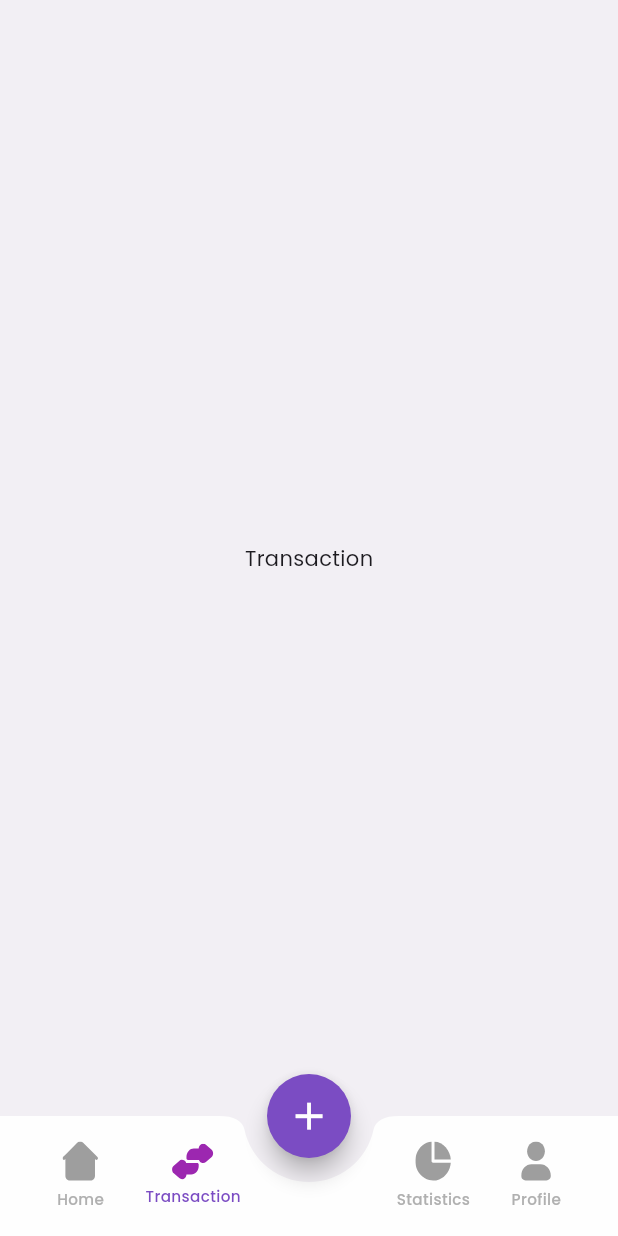
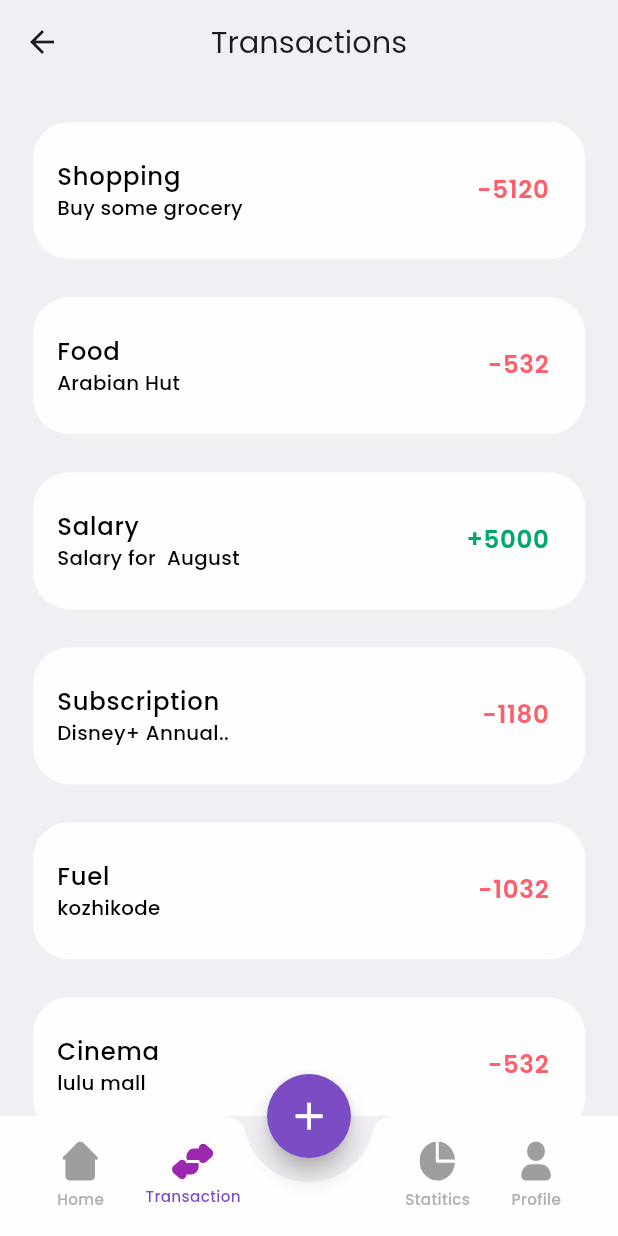
Before and after one commit to ziadmagdy109/walletly, a Flutter app: the MainLayout screen opened by its route, item 2 of the bottom bar chosen, on a phone screen of 412 x 824 dp. Run offline on Flutter 3.47's test engine with Material 3 defaults, Android fonts, the phone set to English and light mode, and no system bars; our stand-ins replace flutter_bloc, flutter_screenutil, flutter_svg, google_fonts, heroicons.

Commit message:
Finish Transactions

```diff
--- a/lib/core/utils/app_constants.dart
+++ b/lib/core/utils/app_constants.dart
@@ -16,6 +16,14 @@ class AppConstants {
   static const String kRecentPrice = "15000";
   static const String kRecentTitle = "Income";
   static const String kRecentTitle2 = "Food";
+  static const String kTransactions = "Transactions";
+  static const String kTextHome = "Home";
+  static const String kTransaction = "Transaction";
+  static const String kStatitics = "Statitics";
+  static const String kProfile = "Profile";
+  static const String kShopping = "Shopping";
+  static const String kBuySomeGrocery = "Buy some grocery";
+  static const String kTransactionPrice = "- 5120";
 
   // Assets
   static const String kImageSplash = "assets/image_onsplash.png";
@@ -24,4 +32,12 @@ class AppConstants {
   static const String kImageIconExpenses = "assets/icon_expenses.svg";
   static const String kImageArrowIncome = "assets/arrow_income.svg";
   static const String kImageArrowExpenses = "assets/arrow_expenses.svg";
+  static const String kIconHome = "assets/home.svg";
+  static const String kImageTransaction = "assets/Transaction.svg";
+  static const String kImageStatitics = "assets/pie chart.svg";
+  static const String kImageProfile = "assets/user.svg";
+  // static const String
+  // static const String
+  // static const String
+  // static const String
 }
--- /dev/null
+++ b/lib/core/utils/app_lists.dart
@@ -0,0 +1,45 @@
+import 'package:flutter/widgets.dart';
+import 'package:walletly/core/utils/app_colors.dart';
+import 'package:walletly/core/utils/app_constants.dart';
+
+class AppLists {
+  static const List<String> titles = [
+    "Shopping",
+    "Food",
+    "Salary",
+    "Subscription",
+    "Fuel",
+    "Cinema",
+  ];
+  static const List<String> subTitles = [
+    "Buy some grocery",
+    "Arabian Hut",
+    "Salary for  August",
+    "Disney+ Annual..",
+    "kozhikode",
+    "lulu mall",
+  ];
+  static const List<String> price = [
+    "-5120",
+    "-532",
+    "+5000",
+    "-1180",
+    "-1032",
+    "-532",
+  ];
+  static const List<Color> colorPrice = [
+    AppColors.myRed,
+    AppColors.myRed,
+    AppColors.myGreen,
+    AppColors.myRed,
+    AppColors.myRed,
+    AppColors.myRed,
+  ];
+  //
+  static const List<String> images = [
+    AppConstants.kImageArrowIncome,
+    AppConstants.kImageArrowExpenses,
+    AppConstants.kImageArrowIncome,
+  ];
+  static const List<String> recentPrice = ["15000", "5400", "670"];
+}
--- a/lib/core/utils/app_text_style.dart
+++ b/lib/core/utils/app_text_style.dart
@@ -14,10 +14,7 @@ class AppTextStyle {
     fontSize: 14.sp,
     fontWeight: FontWeight.w400,
   );
-  static TextStyle font16Weight500 = TextStyle(
-    fontSize: 16.sp,
-    fontWeight: FontWeight.w500,
-  );
+
   static TextStyle font10Weight500 = TextStyle(
     fontSize: 10.sp,
     fontWeight: FontWeight.w500,
@@ -26,6 +23,18 @@ class AppTextStyle {
     fontSize: 12.sp,
     fontWeight: FontWeight.w500,
   );
+  static TextStyle font13Weight500 = TextStyle(
+    fontSize: 13.sp,
+    fontWeight: FontWeight.w500,
+  );
+  static TextStyle font16Weight500 = TextStyle(
+    fontSize: 16.sp,
+    fontWeight: FontWeight.w500,
+  );
+  static TextStyle font16Weight600 = TextStyle(
+    fontSize: 16.sp,
+    fontWeight: FontWeight.w600,
+  );
   static TextStyle font18Weight400 = TextStyle(
     fontSize: 18.sp,
     fontWeight: FontWeight.w400,
@@ -33,6 +42,10 @@ class AppTextStyle {
   static TextStyle font20Weight400 = TextStyle(
     fontSize: 20.sp,
     fontWeight: FontWeight.w400,
+  );
+  static TextStyle font20Weight600 = TextStyle(
+    fontSize: 20.sp,
+    fontWeight: FontWeight.w600,
   );
   static TextStyle font22Weight400 = TextStyle(
     fontSize: 22.sp,
--- a/lib/features/Transaction/presentation/views/transaction_view.dart
+++ b/lib/features/Transaction/presentation/views/transaction_view.dart
@@ -1,10 +1,67 @@
 import 'package:flutter/material.dart';
+import 'package:flutter_screenutil/flutter_screenutil.dart';
+import 'package:walletly/core/utils/app_colors.dart';
+import 'package:walletly/core/utils/app_constants.dart';
+import 'package:walletly/core/utils/app_lists.dart';
+import 'package:walletly/core/utils/app_text_style.dart';
 
 class TransactionView extends StatelessWidget {
-  const TransactionView({super.key});
-
   @override
   Widget build(BuildContext context) {
-    return Center(child: Text("Transaction"));
+    return Scaffold(
+      appBar: AppBar(
+        title: Text(
+          AppConstants.kTransactions,
+          style: AppTextStyle.font20Weight400,
+        ),
+        centerTitle: true,
+      ),
+      body: SingleChildScrollView(
+        child: ListView.builder(
+          shrinkWrap: true,
+          physics: NeverScrollableScrollPhysics(),
+          padding: EdgeInsets.only(top: 25.h),
+          itemCount: AppLists.titles.length,
+          itemBuilder: (context, index) {
+            return Padding(
+              padding: EdgeInsets.only(bottom: 25.h),
+              child: Padding(
+                padding: EdgeInsets.symmetric(horizontal: 20.w),
+                child: Container(
+                  height: 90.h,
+                  width: double.infinity.w,
+                  decoration: BoxDecoration(
+                    color: AppColors.myWhite,
+                    borderRadius: BorderRadius.circular(24.r),
+                  ),
+                  child: Center(
+                    child: ListTile(
+                      title: Text(
+                        AppLists.titles[index],
+                        style: AppTextStyle.font16Weight500.copyWith(
+                          color: AppColors.myBlack,
+                        ),
+                      ),
+                      subtitle: Text(
+                        AppLists.subTitles[index],
+                        style: AppTextStyle.font13Weight500.copyWith(
+                          color: AppColors.myBlack,
+                        ),
+                      ),
+                      trailing: Text(
+                        AppLists.price[index],
+                        style: AppTextStyle.font16Weight600.copyWith(
+                          color: AppLists.colorPrice[index],
+                        ),
+                      ),
+                    ),
+                  ),
+                ),
+              ),
+            );
+          },
+        ),
+      ),
+    );
   }
 }
--- a/lib/features/home/presentation/widgets/expenses.dart
+++ b/lib/features/home/presentation/widgets/expenses.dart
@@ -22,7 +22,7 @@ class Expenses extends StatelessWidget {
           mainAxisAlignment: MainAxisAlignment.center,
           children: [
             SvgPicture.asset(
-              "assets/icon_expenses.svg",
+              AppConstants.kImageIconExpenses,
               height: 48.h,
               width: 48.w,
             ),
--- a/lib/features/home/presentation/widgets/in_come.dart
+++ b/lib/features/home/presentation/widgets/in_come.dart
@@ -22,7 +22,7 @@ class InCome extends StatelessWidget {
           mainAxisAlignment: MainAxisAlignment.center,
           children: [
             SvgPicture.asset(
-              "assets/icon_income.svg",
+              AppConstants.kImageIconIncome,
               height: 48.h,
               width: 48.w,
             ),
--- a/lib/features/home/presentation/widgets/list_tile_item.dart
+++ /dev/null
@@ -1,43 +0,0 @@
-import 'package:flutter/material.dart';
-import 'package:flutter_screenutil/flutter_screenutil.dart';
-import 'package:flutter_svg/svg.dart';
-import 'package:walletly/core/utils/app_colors.dart';
-import 'package:walletly/core/utils/app_constants.dart';
-import 'package:walletly/core/utils/app_text_style.dart';
-
-class ListTileItem extends StatelessWidget {
-  const ListTileItem({super.key});
-
-  @override
-  Widget build(BuildContext context) {
-    return Container(
-      height: 88.h,
-      width: double.infinity.w,
-      decoration: BoxDecoration(
-        color: AppColors.myWhite,
-        borderRadius: BorderRadius.circular(20.r),
-      ),
-      child: Center(
-        child: ListTile(
-          leading: SvgPicture.asset(
-            AppConstants.kImageArrowIncome,
-            height: 41.h,
-            width: 38.w,
-          ),
-          title: Text(
-            AppConstants.kRecentPrice,
-            style: AppTextStyle.font22Weight400.copyWith(
-              color: AppColors.myBlack,
-            ),
-          ),
-          trailing: Text(
-            AppConstants.kRecentTitle,
-            style: AppTextStyle.font18Weight400.copyWith(
-              color: AppColors.myBlack,
-            ),
-          ),
-        ),
-      ),
-    );
-  }
-}
--- a/lib/features/home/presentation/widgets/list_view_builder_item.dart
+++ b/lib/features/home/presentation/widgets/list_view_builder_item.dart
@@ -1,6 +1,9 @@
 import 'package:flutter/material.dart';
 import 'package:flutter_screenutil/flutter_screenutil.dart';
-import 'package:walletly/features/home/presentation/widgets/list_tile_item.dart';
+import 'package:flutter_svg/svg.dart';
+import 'package:walletly/core/utils/app_colors.dart';
+import 'package:walletly/core/utils/app_lists.dart';
+import 'package:walletly/core/utils/app_text_style.dart';
 
 class ListViewBuilderItem extends StatelessWidget {
   const ListViewBuilderItem({super.key});
@@ -11,11 +14,39 @@ class ListViewBuilderItem extends StatelessWidget {
       shrinkWrap: true,
       physics: NeverScrollableScrollPhysics(),
       padding: EdgeInsets.zero,
-      itemCount: 3,
+      itemCount: AppLists.images.length,
       itemBuilder: (context, index) {
         return Padding(
           padding: EdgeInsets.only(bottom: 12.h),
-          child: ListTileItem(),
+          child: Container(
+            height: 88.h,
+            width: double.infinity.w,
+            decoration: BoxDecoration(
+              color: AppColors.myWhite,
+              borderRadius: BorderRadius.circular(20.r),
+            ),
+            child: Center(
+              child: ListTile(
+                leading: SvgPicture.asset(
+                  AppLists.images[index],
+                  height: 41.h,
+                  width: 38.w,
+                ),
+                title: Text(
+                  AppLists.recentPrice[index],
+                  style: AppTextStyle.font22Weight400.copyWith(
+                    color: AppColors.myBlack,
+                  ),
+                ),
+                trailing: Text(
+                  AppLists.titles[index],
+                  style: AppTextStyle.font18Weight400.copyWith(
+                    color: AppColors.myBlack,
+                  ),
+                ),
+              ),
+            ),
+          ),
         );
       },
     );
--- a/lib/main_layout.dart
+++ b/lib/main_layout.dart
@@ -3,6 +3,7 @@ import 'package:flutter_bloc/flutter_bloc.dart';
 import 'package:flutter_screenutil/flutter_screenutil.dart';
 import 'package:flutter_svg/flutter_svg.dart';
 import 'package:walletly/core/utils/app_colors.dart';
+import 'package:walletly/core/utils/app_constants.dart';
 import 'package:walletly/core/utils/app_text_style.dart';
 import 'package:walletly/features/Transaction/presentation/views/transaction_view.dart';
 import 'package:walletly/features/addTransaction/presentation/views/add_transaction.dart';
@@ -42,16 +43,16 @@ class MainLayout extends StatelessWidget {
                     Row(
                       children: [
                         bottomItem(
-                          image: "assets/home.svg",
-                          label: "Home",
+                          image: AppConstants.kIconHome,
+                          label: AppConstants.kTextHome,
                           index: 0,
                           currentIndex: currentIndex,
                           context: context,
                         ),
                         SizedBox(width: 25.w),
                         bottomItem(
-                          image: "assets/Transaction.svg",
-                          label: "Transaction",
+                          image: AppConstants.kImageTransaction,
+                          label: AppConstants.kTransaction,
                           index: 1,
                           currentIndex: currentIndex,
                           context: context,
@@ -62,16 +63,16 @@ class MainLayout extends StatelessWidget {
                     Row(
                       children: [
                         bottomItem(
-                          image: "assets/pie chart.svg",
-                          label: "Statistics",
+                          image: AppConstants.kImageStatitics,
+                          label: AppConstants.kStatitics,
                           index: 3,
                           currentIndex: currentIndex,
                           context: context,
                         ),
                         SizedBox(width: 25.w),
                         bottomItem(
-                          image: "assets/user.svg",
-                          label: "Profile",
+                          image: AppConstants.kImageProfile,
+                          label: AppConstants.kProfile,
                           index: 4,
                           currentIndex: currentIndex,
                           context: context,
--- a/lib/my_app.dart
+++ b/lib/my_app.dart
@@ -18,6 +18,10 @@ class MyApp extends StatelessWidget {
           debugShowCheckedModeBanner: false,
           onGenerateRoute: AppRouter.generateRoute,
           theme: ThemeData(
+            appBarTheme: AppBarTheme(
+              backgroundColor: AppColors.colorBackGround,
+              surfaceTintColor: AppColors.colorBackGround,
+            ),
             scaffoldBackgroundColor: AppColors.colorBackGround,
             textTheme: GoogleFonts.poppinsTextTheme(),
           ),
```
